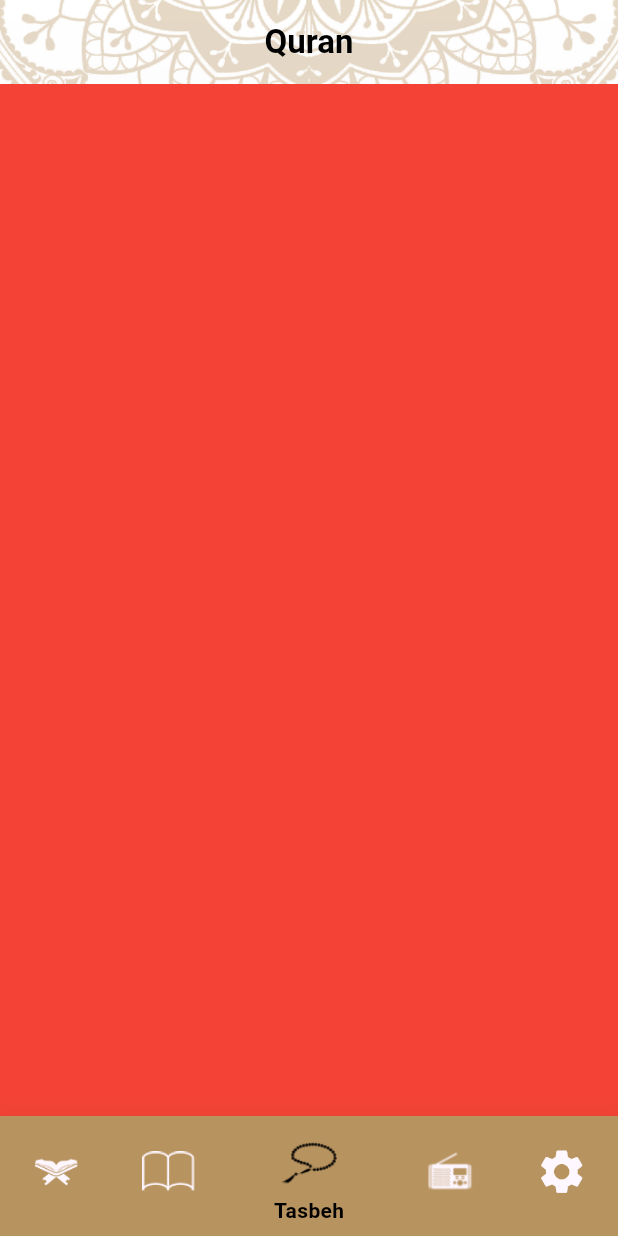
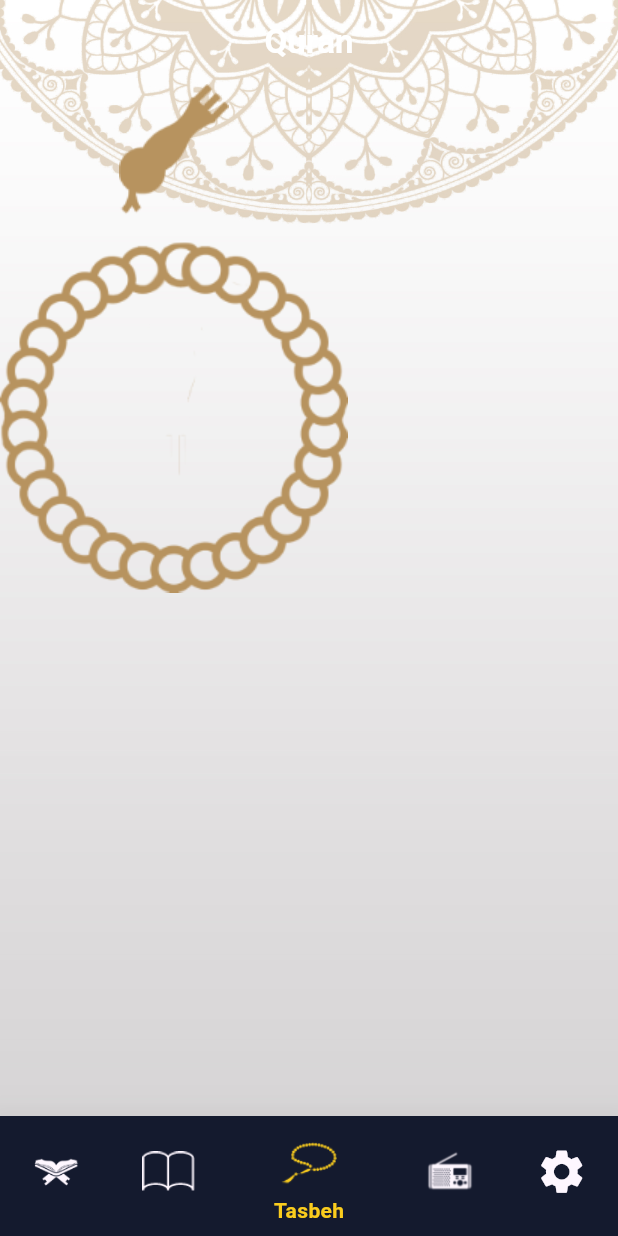
Before and after one commit to mahmoudnagi22/islamic_app, a Flutter app: the screen it shows after launch, item 3 of the bottom bar chosen, on a phone screen of 412 x 824 dp. Run offline on Flutter 3.47's test engine with Material 3 defaults, Android fonts, the phone set to English and light mode, and no system bars.

Commit message:
+ darkTheme

```diff
--- /dev/null
+++ b/l10n.yaml
@@ -0,0 +1,3 @@
+arb-dir: lib/l10n
+template-arb-file: app_en.arb
+output-localization-file: app_localizations.dart
--- a/lib/my_app/my_app.dart
+++ b/lib/my_app/my_app.dart
@@ -1,4 +1,5 @@
 import 'package:flutter/material.dart';
+import 'package:flutter_localizations/flutter_localizations.dart';
 import 'package:islami_app_r/config/theme/my_theme.dart';
 import 'package:islami_app_r/core/utils/routes_manager.dart';
 import 'package:islami_app_r/presentation/home/home.dart';
@@ -12,6 +13,15 @@ class MyApp extends StatelessWidget {
   @override
   Widget build(BuildContext context) {
     return MaterialApp(
+      localizationsDelegates: [
+        GlobalMaterialLocalizations.delegate,
+        GlobalWidgetsLocalizations.delegate,
+        GlobalCupertinoLocalizations.delegate,
+      ],
+      supportedLocales: [
+        Locale('en'),
+        Locale('ar'),
+      ],
       debugShowCheckedModeBanner: false,
       routes: {
         RoutesManager.quranDetailsRoutName: (_) => QuranDetailsScreen(),
@@ -22,7 +32,7 @@ class MyApp extends StatelessWidget {
       initialRoute: RoutesManager.splashName,
       darkTheme: MyTheme.DarkTheme,
       theme: MyTheme.LigthTheme,
-      themeMode: ThemeMode.light,
+      themeMode: ThemeMode.dark,
     );
   }
 }
--- a/lib/presentation/home/tabs/radoi_tap/radli_tap.dart
+++ b/lib/presentation/home/tabs/radoi_tap/radli_tap.dart
@@ -6,7 +6,7 @@ class RadliTap extends StatelessWidget {
   @override
   Widget build(BuildContext context) {
     return Container(
-      color: Colors.yellow,
+      color: Colors.green,
     );
   }
 }
--- a/lib/presentation/home/tabs/tasbeh_tap/tasbeh_tap.dart
+++ b/lib/presentation/home/tabs/tasbeh_tap/tasbeh_tap.dart
@@ -5,8 +5,18 @@ class TasbehTap extends StatelessWidget {
 
   @override
   Widget build(BuildContext context) {
-    return Container(
-      color: Colors.red,
+    return Scaffold(
+      body: Column(
+        children: [
+          Column(
+            mainAxisAlignment: MainAxisAlignment.center,
+            children: [
+              Image.asset("assets/images/head_sebha_logo.png"),
+              Image.asset("assets/images/body_sebha_logo.png"),
+            ],
+          ),
+        ],
+      ),
     );
   }
 }
--- a/pubspec.yaml
+++ b/pubspec.yaml
@@ -35,6 +35,9 @@ dependencies:
   # The following adds the Cupertino Icons font to your application.
   # Use with the CupertinoIcons class for iOS style icons.
   cupertino_icons: ^1.0.8
+  flutter_localizations:
+    sdk: flutter
+  intl: any
 
 
 dev_dependencies:
@@ -58,7 +61,7 @@ flutter:
   # included with your application, so that you can use the icons in
   # the material Icons class.
   uses-material-design: true
-
+  generate: true # Add this line
   # To add assets to your application, add an assets section, like this:
   assets:
     - assets/images/
```
Also changed, not shown: pubspec.lock.
